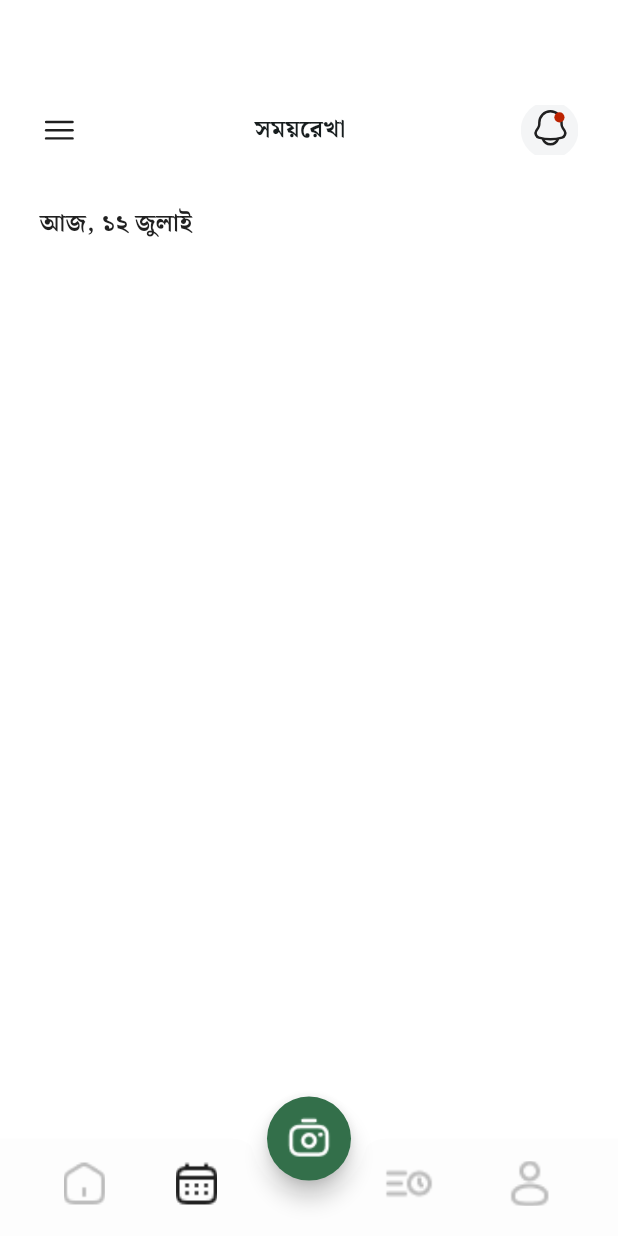
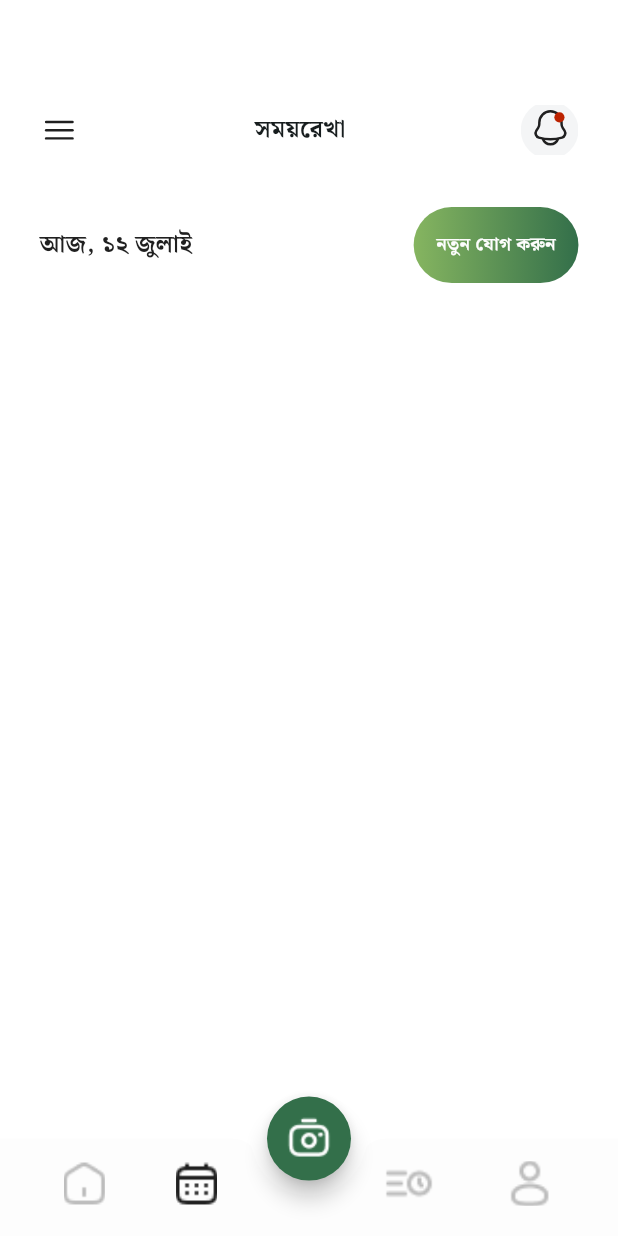
Before and after one commit to hossain-eee/Assginment-Project, a Flutter app: the screen it shows after launch, on a phone screen of 412 x 824 dp. Run offline on Flutter 3.47's test engine with Material 3 defaults, Android fonts, the phone set to English and light mode, and no system bars; our stand-ins replace flutter_screenutil, flutter_svg, get, google_fonts.

Commit message:
#2 button has been added in top right corner for add new content

```diff
--- a/lib/presentation/ui/screens/time_line_screen.dart
+++ b/lib/presentation/ui/screens/time_line_screen.dart
@@ -13,14 +13,13 @@ class TimeLineScreen extends StatelessWidget {
 
   @override
   Widget build(BuildContext context) {
-
     return Scaffold(
       body: SizedBox(
         width: 375.w,
         height: 812.h,
         child: Column(
           children: [
-           const AppBarWidget(text: 'সময়রেখা'),
+            const AppBarWidget(text: 'সময়রেখা'),
             Padding(
               padding: EdgeInsets.symmetric(horizontal: 24.w, vertical: 10.h),
               child: Column(
@@ -35,9 +34,39 @@ class TimeLineScreen extends StatelessWidget {
                           fontWeight: FontWeight.w700,
                           color: AppColor.boldFont,
                         ),
-                      )
+                      ),
+                      InkWell(
+                        splashColor: AppColor.contentBackground,
+                        borderRadius: BorderRadius.circular(30),
+                        onTap: () {},
+                        child: Container(
+                          width: 100.w,
+                          height: 50.h,
+                          padding: EdgeInsets.symmetric(
+                              horizontal: 6.w, vertical: 12.h),
+                          decoration: BoxDecoration(
+                            borderRadius: BorderRadius.circular(30),
+                            gradient: const LinearGradient(
+                              colors: [
+                                AppColor.linearColor1,
+                                AppColor.linearColor2
+                              ],
+                              begin: Alignment.centerLeft,
+                              end: Alignment.centerRight,
+                            ),
+                          ),
+                          alignment: Alignment.center,
+                          child: Text(
+                            'নতুন যোগ করুন',
+                            style: GoogleFonts.notoSerifBengali(
+                                fontSize: 12.sp,
+                                fontWeight: FontWeight.w700,
+                                color: AppColor.navColor),
+                          ),
+                        ),
+                      ),
                     ],
-                  )
+                  ),
                 ],
               ),
             )
```
